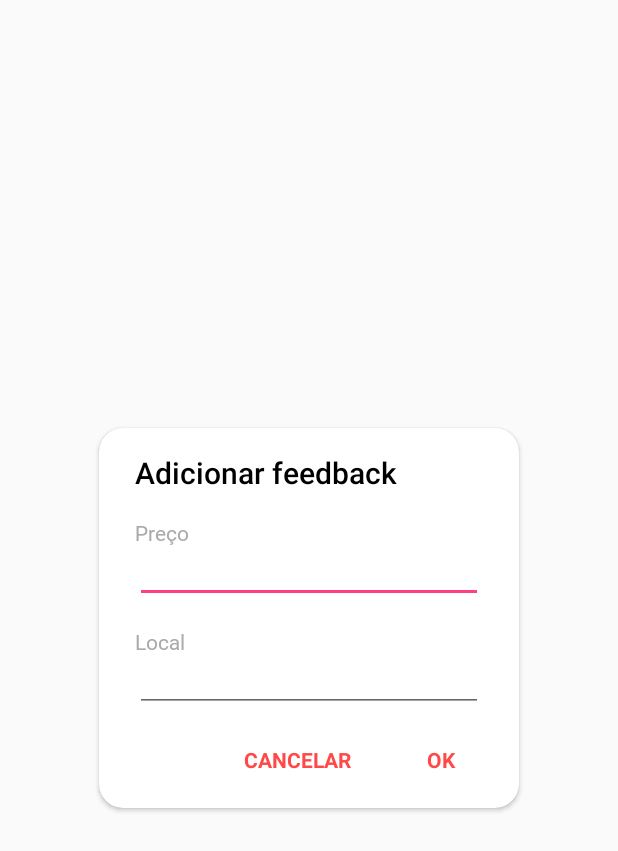
After one commit to igooralm192/Economiz, an Android app: the layout dialog.xml on its own in the app's theme, with its tools: preview values and no code run, on a phone screen of 412 x 824 dp. The commit adds this screen. Shown: the top 851 px of the screen. Run offline under Robolectric (Android 15) with nearby library versions, the light colour scheme and no system bars.

Commit message:
Make first functional dialog Refs #58

```diff
--- /dev/null
+++ b/app/src/main/res/drawable/ic_add_white_24dp.xml
@@ -0,0 +1,5 @@
+<vector android:height="24dp" android:tint="#FFFFFF"
+    android:viewportHeight="24.0" android:viewportWidth="24.0"
+    android:width="24dp" xmlns:android="http://schemas.android.com/apk/res/android">
+    <path android:fillColor="#FF000000" android:pathData="M19,13h-6v6h-2v-6H5v-2h6V5h2v6h6v2z"/>
+</vector>
--- /dev/null
+++ b/app/src/main/res/layout/dialog.xml
@@ -0,0 +1,122 @@
+<?xml version="1.0" encoding="utf-8"?>
+<android.support.constraint.ConstraintLayout xmlns:android="http://schemas.android.com/apk/res/android"
+    xmlns:app="http://schemas.android.com/apk/res-auto"
+    xmlns:tools="http://schemas.android.com/tools"
+    android:layout_width="match_parent"
+    android:layout_height="match_parent"
+    android:background="@android:color/transparent">
+
+    <android.support.v7.widget.CardView
+        android:layout_width="280dp"
+        android:layout_height="wrap_content"
+        android:layout_marginBottom="16dp"
+        android:layout_marginEnd="8dp"
+        android:layout_marginStart="8dp"
+        android:layout_marginTop="16dp"
+        app:cardBackgroundColor="@android:color/background_light"
+        app:cardCornerRadius="16dp"
+        app:layout_constraintBottom_toBottomOf="parent"
+        app:layout_constraintEnd_toEndOf="parent"
+        app:layout_constraintStart_toStartOf="parent"
+        app:layout_constraintTop_toTopOf="parent">
+
+        <android.support.constraint.ConstraintLayout
+            android:layout_width="match_parent"
+            android:layout_height="match_parent">
+
+            <TextView
+                android:id="@+id/dialog_title"
+                android:layout_width="wrap_content"
+                android:layout_height="28dp"
+                android:layout_marginStart="24dp"
+                android:layout_marginTop="16dp"
+                android:text="Adicionar feedback"
+                android:textAppearance="@android:style/TextAppearance.Material.Title"
+                android:textColor="@android:color/background_dark"
+                app:layout_constraintStart_toStartOf="parent"
+                app:layout_constraintTop_toTopOf="parent" />
+
+            <TextView
+                android:id="@+id/dialog_subtitle_1"
+                android:layout_width="wrap_content"
+                android:layout_height="wrap_content"
+                android:layout_marginStart="24dp"
+                android:layout_marginTop="16dp"
+                android:fontFamily="@font/robotoe"
+                android:text="Preço"
+                android:textColor="@android:color/darker_gray"
+                app:layout_constraintStart_toStartOf="parent"
+                app:layout_constraintTop_toBottomOf="@+id/dialog_title" />
+
+            <EditText
+                android:id="@+id/dialog_input_price"
+                android:layout_width="0dp"
+                android:layout_height="wrap_content"
+                android:layout_marginEnd="24dp"
+                android:layout_marginStart="24dp"
+                android:ems="10"
+                android:inputType="numberDecimal"
+                android:singleLine="true"
+                android:textSize="12sp"
+                app:layout_constraintEnd_toEndOf="parent"
+                app:layout_constraintStart_toStartOf="parent"
+                app:layout_constraintTop_toBottomOf="@+id/dialog_subtitle_1" />
+
+            <TextView
+                android:id="@+id/dialog_subtitle_2"
+                android:layout_width="wrap_content"
+                android:layout_height="wrap_content"
+                android:layout_marginStart="24dp"
+                android:layout_marginTop="16dp"
+                android:fontFamily="@font/robotoe"
+                android:text="Local"
+                android:textColor="@android:color/darker_gray"
+                app:layout_constraintStart_toStartOf="parent"
+                app:layout_constraintTop_toBottomOf="@+id/dialog_input_price" />
+
+            <EditText
+                android:id="@+id/dialog_input_location"
+                android:layout_width="0dp"
+                android:layout_height="wrap_content"
+                android:layout_marginEnd="24dp"
+                android:layout_marginStart="24dp"
+                android:ems="10"
+                android:inputType="text"
+                android:singleLine="true"
+                android:textSize="12sp"
+                app:layout_constraintEnd_toEndOf="parent"
+                app:layout_constraintStart_toStartOf="parent"
+                app:layout_constraintTop_toBottomOf="@+id/dialog_subtitle_2" />
+
+            <Button
+                android:id="@+id/product_dialog_yes"
+                android:layout_width="wrap_content"
+                android:layout_height="wrap_content"
+                android:layout_marginBottom="8dp"
+                android:layout_marginEnd="8dp"
+                android:layout_marginTop="8dp"
+                android:background="@android:color/transparent"
+                android:fontFamily="sans-serif"
+                android:text="OK"
+                android:textColor="@color/colorPrimary"
+                android:textStyle="bold"
+                app:layout_constraintBottom_toBottomOf="parent"
+                app:layout_constraintEnd_toEndOf="parent"
+                app:layout_constraintTop_toBottomOf="@+id/dialog_input_location" />
+
+            <Button
+                android:id="@+id/product_dialog_no"
+                android:layout_width="wrap_content"
+                android:layout_height="wrap_content"
+                android:layout_marginEnd="8dp"
+                android:background="@android:color/transparent"
+                android:fontFamily="sans-serif"
+                android:text="CANCELAR"
+                android:textColor="@color/colorPrimary"
+                android:textStyle="bold"
+                app:layout_constraintBaseline_toBaselineOf="@+id/product_dialog_yes"
+                app:layout_constraintEnd_toStartOf="@+id/product_dialog_yes" />
+        </android.support.constraint.ConstraintLayout>
+
+    </android.support.v7.widget.CardView>
+</android.support.constraint.ConstraintLayout>
--- a/app/src/main/res/values/colors.xml
+++ b/app/src/main/res/values/colors.xml
@@ -3,4 +3,5 @@
     <color name="colorPrimary">#ff4949</color>
     <color name="colorPrimaryDark">#991a1a</color>
     <color name="colorAccent">#FF4081</color>
+    <color name="transparent">#00000000</color>
 </resources>
```
Also changed, not shown: app/src/main/java/com/example/igor/projetopoo/activity/product/ProductActivity.java (+8 -0 lines), app/src/main/java/com/example/igor/projetopoo/fragment/CustomDialog.java (added, +50 -0 lines), app/src/main/res/layout/activity_product.xml (+17 -1 lines), app/src/main/res/font/roboto_thine.ttf (added), app/src/main/res/font/robotoe.ttf (added).
